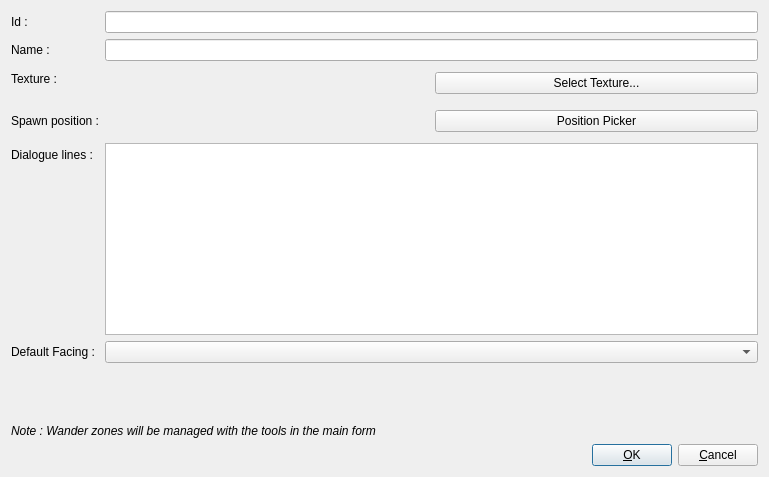
First picture: the form in mapEditor/src/editNPCForm.ui, repository jeremydumais/TheWarrior, before the edit.
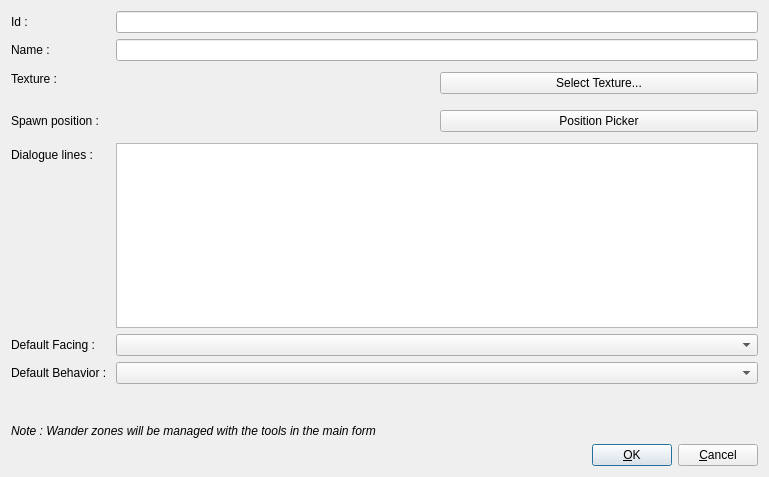
Second picture: the form after the edit. Icons and pictures are not drawn.

Commit message: feat: Add the default behavior NPC field in the MapEditor

Diff of the .ui file:
```diff
--- a/mapEditor/src/editNPCForm.ui
+++ b/mapEditor/src/editNPCForm.ui
@@ -169,6 +169,16 @@
        </item>
       </layout>
      </item>
+     <item row="8" column="0">
+      <widget class="QLabel" name="labelDefaultBehavior">
+       <property name="text">
+        <string>Default Behavior : </string>
+       </property>
+      </widget>
+     </item>
+     <item row="8" column="1">
+      <widget class="QComboBox" name="comboBoxDefaultBehavior"/>
+     </item>
     </layout>
    </item>
    <item>
```
Left out of the diff: 3 changed lines with no effect on the pictures. The commit also changes 6 other files.
